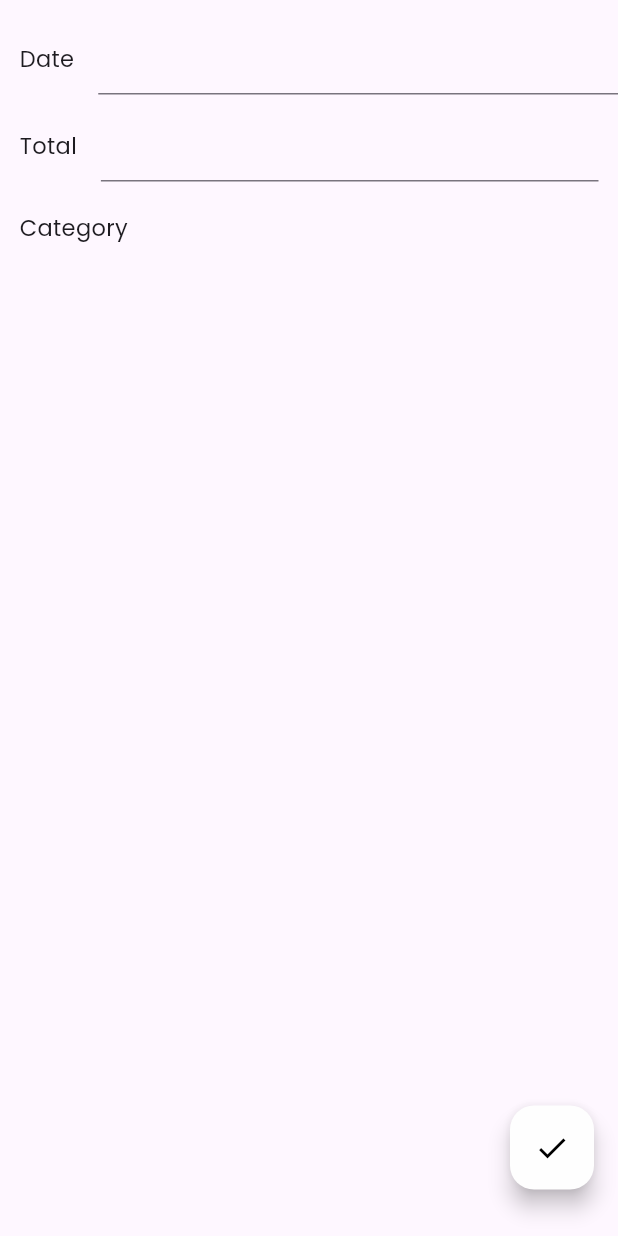
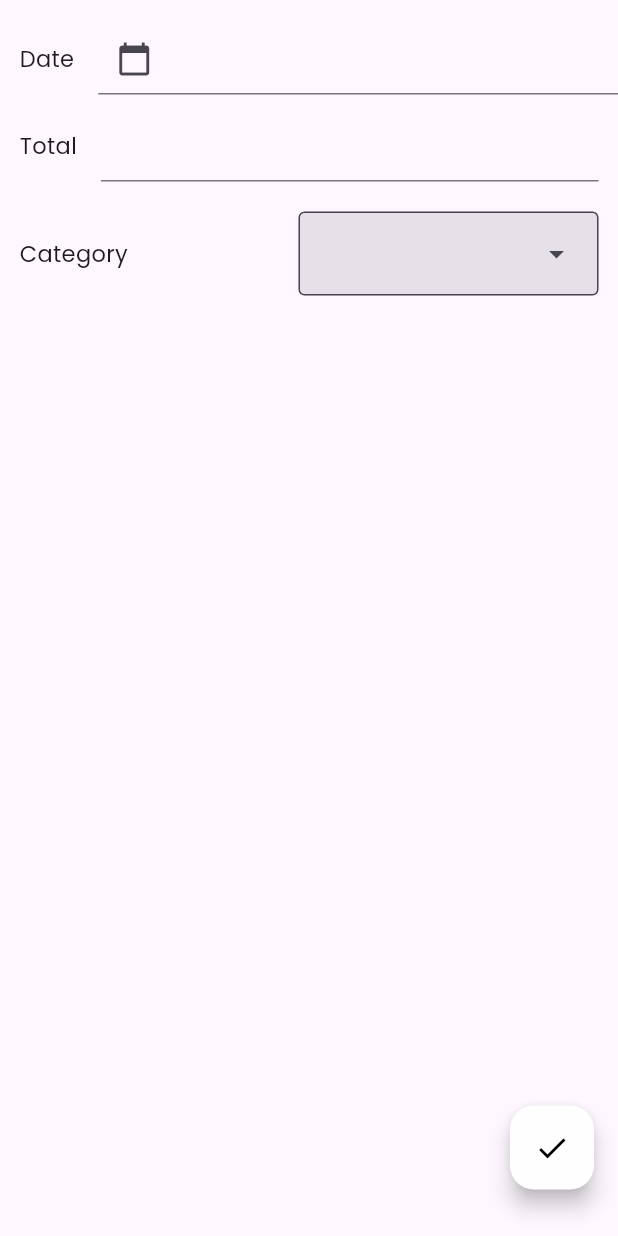
Before and after one commit to ITakora/money_manager, a Flutter app: the ExpenseFieldScreen screen opened directly, on a phone screen of 412 x 824 dp. Run offline on Flutter 3.47's test engine with Material 3 defaults, Android fonts, the phone set to English and light mode, and no system bars; our stand-ins replace fl_chart, google_fonts, persistent_bottom_nav_bar_v2; missing offline and left inert: pattern_formatter.

```diff
--- a/lib/enums/enum_category.dart
+++ b/lib/enums/enum_category.dart
@@ -1 +1,14 @@
-enum Category { Food, Transport, Play }
+enum Category { food, transport, hobbies, movies }
+
+String getCategoryDisplayName(Category category) {
+  switch (category) {
+    case Category.food:
+      return 'Food';
+    case Category.transport:
+      return 'Transport';
+    case Category.hobbies:
+      return 'Hobbies';
+    case Category.movies:
+      return 'Movies';
+  }
+}
--- a/lib/models/money_model.dart
+++ b/lib/models/money_model.dart
@@ -8,14 +8,14 @@ class Money {
   String category;
   String time;
   String money;
-  String Deskripsi;
+  String? deskripsi;
 
   Money({
     required this.title,
     required this.category,
     required this.time,
     required this.money,
-    required this.Deskripsi,
+    this.deskripsi,
     String? id,
   }) : id = id ?? uuid.v4();
 }
--- a/lib/widgets/expend_field_widget.dart
+++ b/lib/widgets/expend_field_widget.dart
@@ -1,6 +1,7 @@
 import 'package:flutter/material.dart';
 import 'package:google_fonts/google_fonts.dart';
 import 'package:intl/intl.dart';
+import 'package:money_manager/enums/enum_category.dart';
 import 'package:pattern_formatter/numeric_formatter.dart';
 
 class ExpendFieldWidget extends StatefulWidget {
@@ -11,6 +12,7 @@ class ExpendFieldWidget extends StatefulWidget {
 }
 
 class _ExpendFieldWidgetState extends State<ExpendFieldWidget> {
+  Category? _selectedCategory;
   final textController = TextEditingController();
 
   @override
@@ -37,6 +39,16 @@ class _ExpendFieldWidgetState extends State<ExpendFieldWidget> {
 
   @override
   Widget build(BuildContext context) {
+    List<DropdownMenuEntry<Category>> dropdownMenuEntries =
+        Category.values.map((Category category) {
+      return DropdownMenuEntry<Category>(
+        value: category,
+        label: getCategoryDisplayName(category),
+        // You can also add leadingIcon or trailingIcon here if needed
+        // leadingIcon: Icon(Icons.fastfood_outlined),
+      );
+    }).toList();
+
     return Column(
       children: [
         Padding(
@@ -59,8 +71,9 @@ class _ExpendFieldWidgetState extends State<ExpendFieldWidget> {
                 readOnly: true,
                 enableInteractiveSelection: false,
                 inputFormatters: [ThousandsFormatter()],
-                decoration:
-                    InputDecoration(contentPadding: EdgeInsets.only(left: 4)),
+                decoration: InputDecoration(
+                    contentPadding: EdgeInsets.only(left: 3, top: 10),
+                    prefixIcon: Icon(Icons.calendar_today)),
                 style: TextStyle(fontSize: 18),
               ))
             ],
@@ -92,8 +105,9 @@ class _ExpendFieldWidgetState extends State<ExpendFieldWidget> {
         ),
         SizedBox(height: 10),
         Padding(
-          padding: const EdgeInsets.only(left: 13, top: 10),
+          padding: const EdgeInsets.only(left: 13, top: 10, right: 13),
           child: Row(
+            mainAxisAlignment: MainAxisAlignment.spaceBetween,
             children: [
               Text(
                 "Category",
@@ -101,6 +115,19 @@ class _ExpendFieldWidgetState extends State<ExpendFieldWidget> {
                   fontSize: 15,
                 ),
               ),
+              const SizedBox(width: 10),
+              DropdownMenu(
+                width: 200,
+                initialSelection: _selectedCategory,
+                inputDecorationTheme: InputDecorationTheme(
+                    filled: true, border: OutlineInputBorder()),
+                dropdownMenuEntries: dropdownMenuEntries,
+                onSelected: (value) {
+                  setState(() {
+                    _selectedCategory = value;
+                  });
+                },
+              )
             ],
           ),
         )
```
